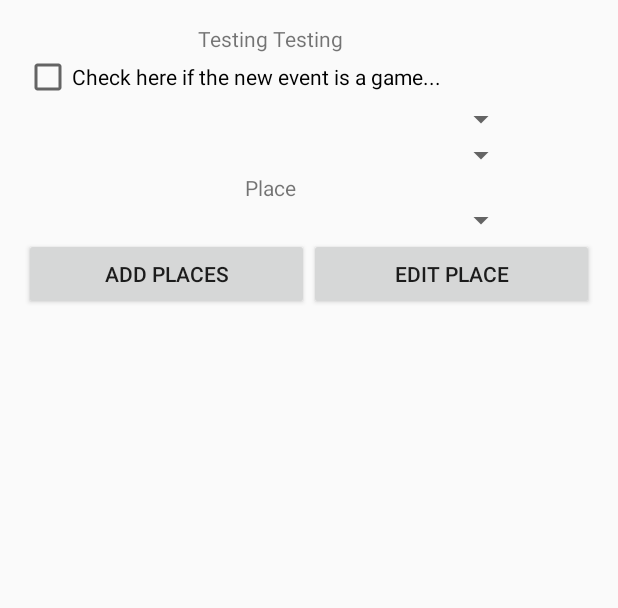
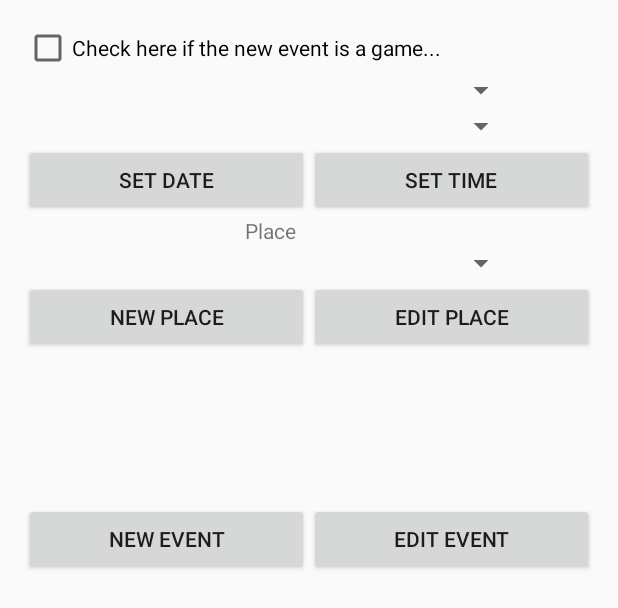
Before and after one commit to B3ACONsoft/ProjectCode, an Android app: the layout activity_edit_events.xml on its own in the app's theme, with its tools: preview values and no code run, on a phone screen of 412 x 824 dp. Shown: the top 608 px of the screen. Run offline under Robolectric (Android 15) with nearby library versions, the phone set to English and light mode, and no system bars.

Commit message:
Getting Ready to Make Logic for Event Add Activity and Fragments

```diff
--- a/Android/UI/SYCORowLayouts/app/build.gradle
+++ b/Android/UI/SYCORowLayouts/app/build.gradle
@@ -23,7 +23,8 @@ android {
 dependencies {
     compile fileTree(include: ['*.jar'], dir: 'libs')
     testCompile 'junit:junit:4.12'
-    compile 'com.android.support:appcompat-v7:23.1.1'
-    compile 'com.android.support:design:23.1.1'
     compile files('src/main/java/beaconsoft/sycorowlayouts/javax.json-1.0.4.jar')
+    compile 'com.android.support:appcompat-v7:23.2.1'
+    compile 'com.android.support:design:23.2.1'
+    compile 'com.android.support:support-v4:23.2.1'
 }
--- a/Android/UI/SYCORowLayouts/app/src/main/res/layout/activity_edit_events.xml
+++ b/Android/UI/SYCORowLayouts/app/src/main/res/layout/activity_edit_events.xml
@@ -14,20 +14,6 @@
         android:layout_height="match_parent"
         android:stretchColumns="*"
         android:layout_gravity="center|top">
-
-        <TableRow
-            android:layout_width="match_parent"
-            android:layout_height="match_parent">
-
-            <TextView
-                android:layout_width="match_parent"
-                android:layout_height="wrap_content"
-                android:text="Testing Testing"
-                android:id="@+id/textViewEditEventsTest"
-                android:layout_alignParentTop="true"
-                android:layout_centerHorizontal="true"
-                android:textAlignment="center" />
-        </TableRow>
 
         <TableRow
             android:layout_width="match_parent"
@@ -70,6 +56,27 @@
             android:layout_width="match_parent"
             android:layout_height="match_parent">
 
+            <Button
+                android:layout_width="0dp"
+                android:layout_height="wrap_content"
+                android:text="Set Date"
+                android:id="@+id/buttonForwardDatePicker"
+                android:layout_weight="1"
+                android:onClick="forwardDatePicker" />
+
+            <Button
+                android:layout_width="0dp"
+                android:layout_height="wrap_content"
+                android:text="Set Time"
+                android:id="@+id/buttonForwardTimePicker"
+                android:layout_weight="1"
+                android:onClick="forwardTimePicker" />
+        </TableRow>
+
+        <TableRow
+            android:layout_width="match_parent"
+            android:layout_height="match_parent">
+
             <TextView
                 android:layout_width="wrap_content"
                 android:layout_height="wrap_content"
@@ -97,7 +104,7 @@
             <Button
                 android:layout_width="0dp"
                 android:layout_height="wrap_content"
-                android:text="Add Places"
+                android:text="New Place"
                 android:id="@+id/buttonAddPlace"
                 android:onClick="goToAddPlace"
                 android:layout_weight="1" />
@@ -109,6 +116,42 @@
                 android:id="@+id/buttonEditPlace"
                 android:layout_weight="1" />
         </TableRow>
+
+        <TableRow
+            android:layout_width="match_parent"
+            android:layout_height="match_parent">
+
+            <ListView
+                android:layout_width="0dp"
+                android:layout_height="100dp"
+                android:id="@+id/listViewLeagueEvents"
+                android:layout_weight="1" />
+        </TableRow>
+
+        <TableRow
+            android:layout_width="0dp"
+            android:layout_height="wrap_content"
+            android:orientation="horizontal"
+            android:layout_weight="1">
+
+
+            <Button
+                android:layout_width="0dp"
+                android:layout_height="wrap_content"
+                android:text="New Event"
+                android:id="@+id/buttonAddEvent"
+                android:layout_weight="1"
+                android:onClick="addEventToLeagueEventList" />
+
+            <Button
+                android:layout_width="0dp"
+                android:layout_height="wrap_content"
+                android:text="Edit Event"
+                android:id="@+id/buttonEditEvent"
+                android:layout_weight="1"
+                android:onClick="updateEvent" />
+        </TableRow>
+
     </TableLayout>
 
 </RelativeLayout>
--- a/Android/UI/SYCORowLayouts/app/src/main/res/values/strings.xml
+++ b/Android/UI/SYCORowLayouts/app/src/main/res/values/strings.xml
@@ -89,4 +89,7 @@
     <string name="please_choose_sport">Please Choose Sport</string>
     <string name="title_activity_calendar">CalendarActivity</string>
     <string name="title_activity_edit_leagues">EditLeaguesActivity</string>
+
+    <!-- TODO: Remove or change this placeholder text -->
+    <string name="hello_blank_fragment">Hello blank fragment</string>
 </resources>
```
Also changed, not shown: Android/UI/SYCORowLayouts/app/src/main/java/beaconsoft/sycorowlayouts/activities/DatePickerFragment.java (added, +32 -0 lines), Android/UI/SYCORowLayouts/app/src/main/java/beaconsoft/sycorowlayouts/activities/EditEventsActivity.java (+46 -6 lines), Android/UI/SYCORowLayouts/app/src/main/java/beaconsoft/sycorowlayouts/activities/TimePickerFragment.java (added, +36 -0 lines), Android/UI/SYCORowLayouts/app/src/main/res/layout/custom_time_picker.xml (added, +8 -0 lines).
